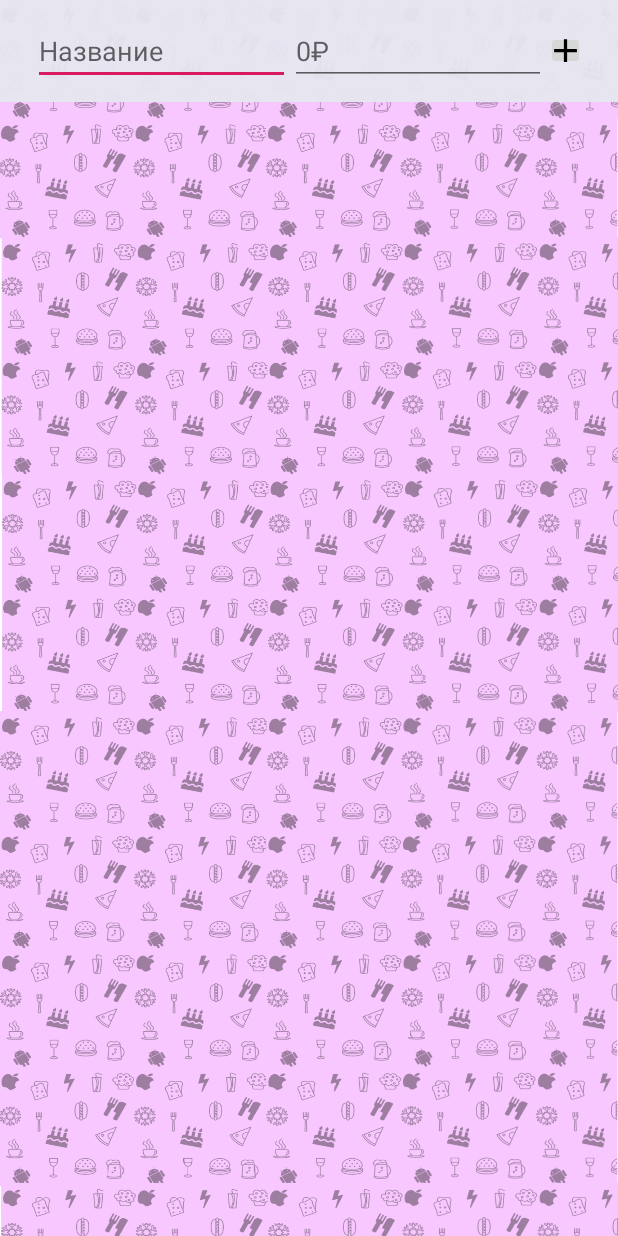
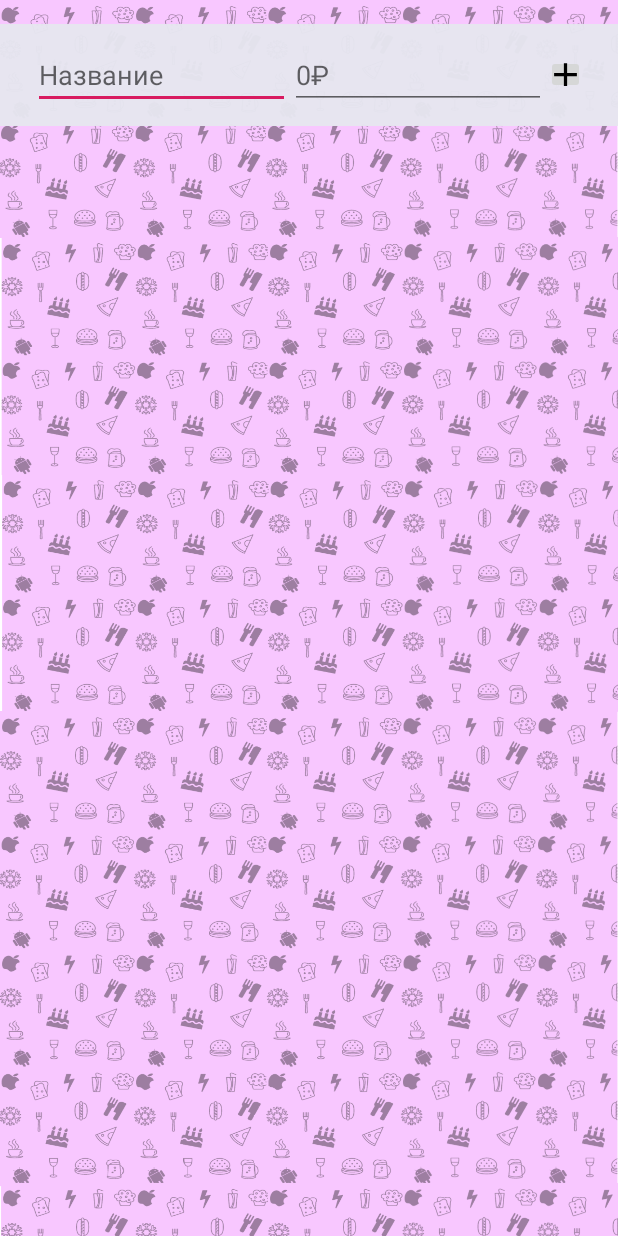
Before and after one commit to THKonst/MyCartList, an Android app: the layout activity_add__item.xml on its own in the app's theme, with its tools: preview values and no code run, on a phone screen of 412 x 824 dp. Run offline under Robolectric (Android 15) with nearby library versions, the light colour scheme and no system bars.

Commit message:
new_activity add

```diff
--- a/app/src/main/res/layout/activity_add__item.xml
+++ b/app/src/main/res/layout/activity_add__item.xml
@@ -1,5 +1,6 @@
 <?xml version="1.0" encoding="utf-8"?>
 <androidx.constraintlayout.widget.ConstraintLayout xmlns:android="http://schemas.android.com/apk/res/android"
+    xmlns:app="http://schemas.android.com/apk/res-auto"
     xmlns:tools="http://schemas.android.com/tools"
     android:id="@+id/add_new_bg"
     android:layout_width="match_parent"
@@ -8,31 +9,34 @@
     android:background="@drawable/bg_pattern_1">
 
     <LinearLayout
-        android:background="@color/white"
         android:layout_width="match_parent"
         android:layout_height="68dp"
+        android:layout_marginTop="16dp"
+        android:background="@color/white"
+        android:gravity="center_vertical"
+        android:orientation="horizontal"
         android:paddingLeft="22dp"
         android:paddingRight="22dp"
-        android:gravity="center_vertical"
-        android:orientation="horizontal">
+        app:layout_constraintTop_toTopOf="parent">
 
         <EditText
             android:layout_width="match_parent"
             android:layout_height="wrap_content"
             android:layout_weight="1"
+            android:autofillHints=""
             android:hint="@string/hint_name"
             android:inputType="text"
             android:maxLines="1"
-            android:autofillHints="" tools:targetApi="o"></EditText>
+            tools:targetApi="o"></EditText>
 
         <EditText
-            android:hint="@string/hint_price"
-            android:layout_weight="1"
-            android:maxLines="1"
-            android:inputType="numberDecimal"
             android:layout_width="match_parent"
             android:layout_height="wrap_content"
-            android:importantForAutofill="no"></EditText>
+            android:layout_weight="1"
+            android:hint="@string/hint_price"
+            android:importantForAutofill="no"
+            android:inputType="numberDecimal"
+            android:maxLines="1"></EditText>
 
         <ImageButton
             android:layout_width="26dp"
```
